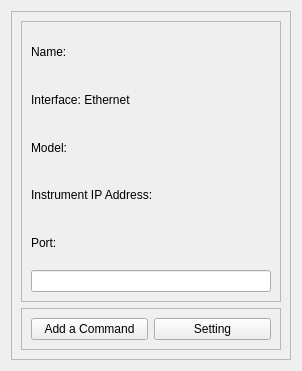
Qt form GUI/ui_files/ethernet_instrument_device_wid.ui (YeonungK/YonKu) before a commit.
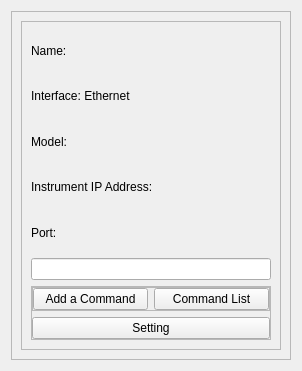
The same form after that commit.

Patch:
```diff
--- a/GUI/ui_files/ethernet_instrument_device_wid.ui
+++ b/GUI/ui_files/ethernet_instrument_device_wid.ui
@@ -77,9 +77,27 @@
            </property>
           </widget>
          </item>
-        </layout>
-       </widget>
-      </item>
+         <item>
+          <widget class="QFrame" name="frame_4">
+           <property name="frameShape">
+            <enum>QFrame::StyledPanel</enum>
+           </property>
+           <property name="frameShadow">
+            <enum>QFrame::Raised</enum>
+           </property>
+           <layout class="QVBoxLayout" name="verticalLayout_3">
+            <property name="leftMargin">
+             <number>0</number>
+            </property>
+            <property name="topMargin">
+             <number>0</number>
+            </property>
+            <property name="rightMargin">
+             <number>0</number>
+            </property>
+            <property name="bottomMargin">
+             <number>0</number>
+            </property>
       <item>
        <widget class="QFrame" name="frame_2">
         <property name="sizePolicy">
@@ -95,6 +113,18 @@
          <enum>QFrame::Raised</enum>
         </property>
         <layout class="QHBoxLayout" name="horizontalLayout">
+               <property name="leftMargin">
+                <number>0</number>
+               </property>
+               <property name="topMargin">
+                <number>0</number>
+               </property>
+               <property name="rightMargin">
+                <number>0</number>
+               </property>
+               <property name="bottomMargin">
+                <number>0</number>
+               </property>
          <item>
           <widget class="QPushButton" name="commandButton">
            <property name="text">
@@ -103,10 +133,23 @@
           </widget>
          </item>
          <item>
+                <widget class="QPushButton" name="commandListButton">
+                 <property name="text">
+                  <string>Command List</string>
+                 </property>
+                </widget>
+               </item>
+              </layout>
+             </widget>
+            </item>
+            <item>
           <widget class="QPushButton" name="settingButton">
            <property name="text">
             <string>Setting</string>
            </property>
+             </widget>
+            </item>
+           </layout>
           </widget>
          </item>
         </layout>
```
Left out of the diff: 2 changed lines with no effect on the pictures. Lines whose indentation alone changed are shown as unchanged.
